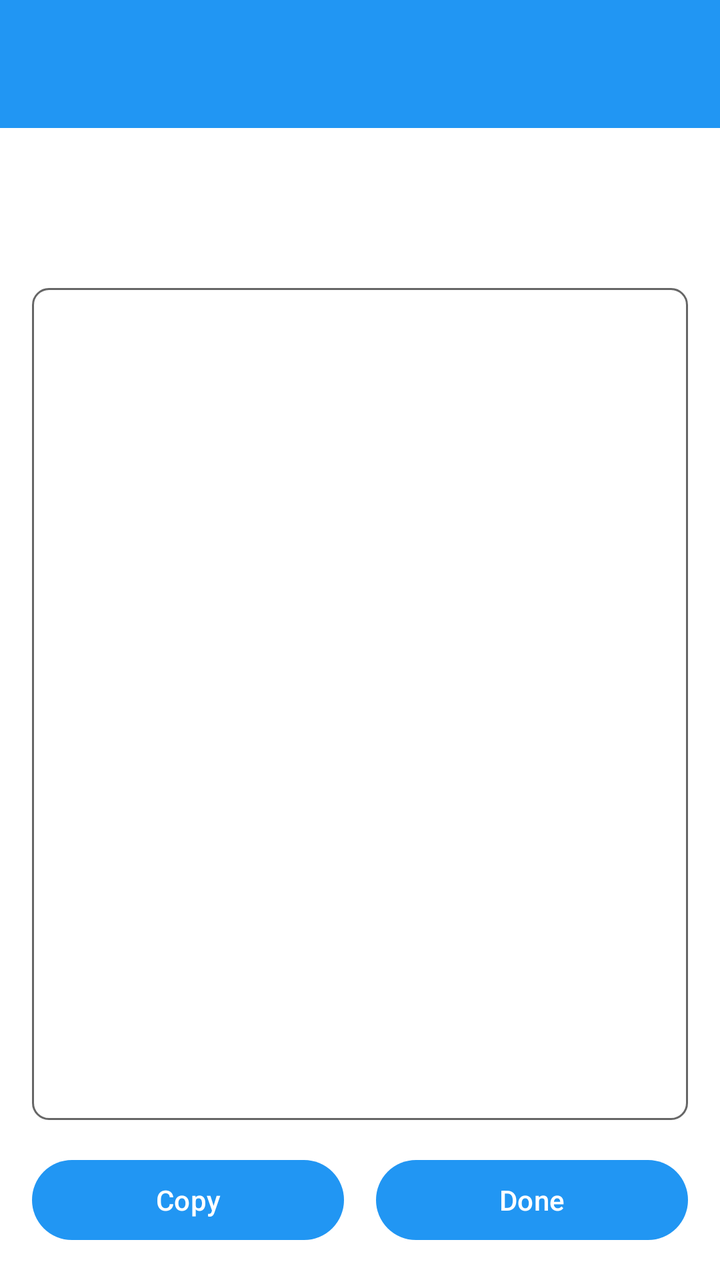
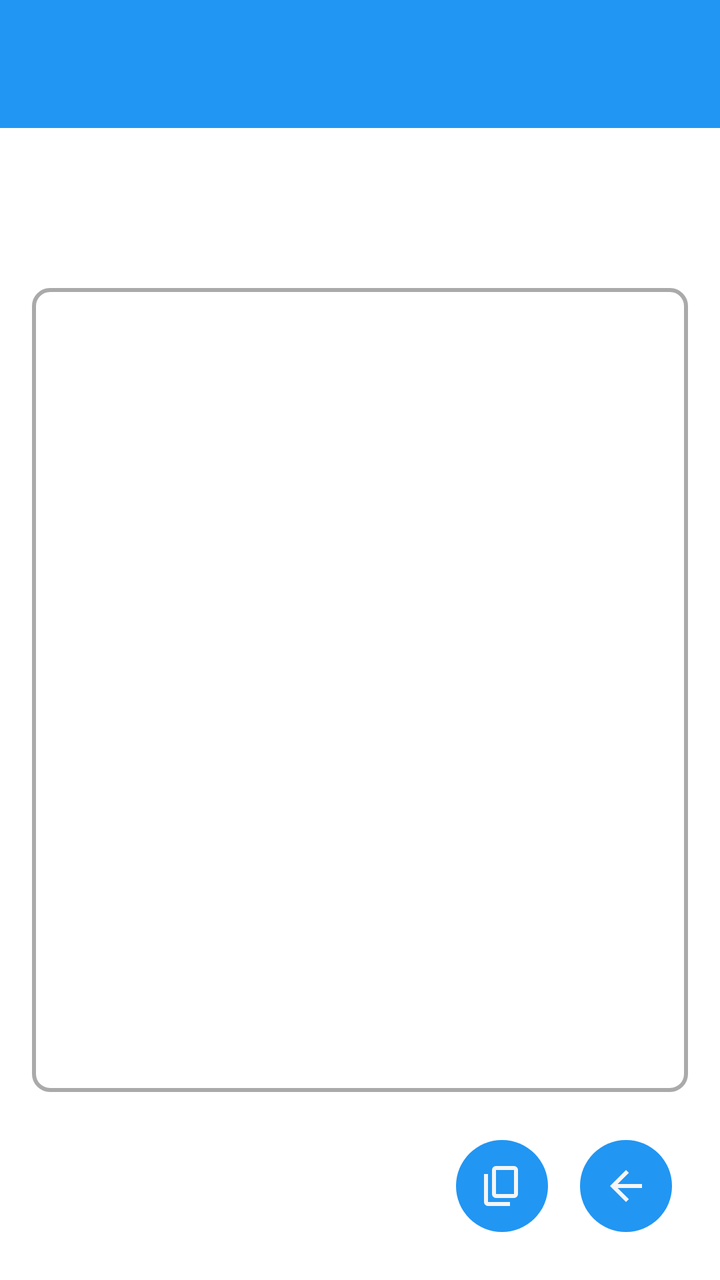

Screens rendered from an Android XML layout before and after an edit, with the pre-edit source and the edit as a unified diff.
<!-- AndroidManifest.xml: application theme Theme.Freer -->
<!-- res/layout/activity_article_display.xml -->
<?xml version="1.0" encoding="utf-8"?>
<LinearLayout xmlns:android="http://schemas.android.com/apk/res/android"
    android:layout_width="match_parent"
    android:layout_height="match_parent"
    android:orientation="vertical">

    <include layout="@layout/common_toolbar" />

    <LinearLayout
        android:layout_width="match_parent"
        android:layout_height="match_parent"
        android:orientation="vertical"
        android:padding="16dp">

        
        <LinearLayout
            android:id="@+id/titleContainer"
            android:layout_width="match_parent"
            android:layout_height="wrap_content"
            android:minHeight="48dp"
            android:gravity="center"
            android:orientation="vertical">

            <TextView
                android:id="@+id/titleTextView"
                android:layout_width="match_parent"
                android:layout_height="wrap_content"
                android:textSize="20sp"
                android:textStyle="bold"
                android:textColor="@color/field_name"
                android:gravity="center"
                android:maxLines="2"
                android:ellipsize="end" />
        </LinearLayout>

        
        <ScrollView
            android:layout_width="match_parent"
            android:layout_height="0dp"
            android:layout_weight="1"
            android:layout_marginTop="16dp"
            android:layout_marginBottom="16dp"
            android:background="@drawable/container_outline">

            <TextView
                android:id="@+id/contentTextView"
                android:layout_width="match_parent"
                android:layout_height="wrap_content"
                android:padding="16dp"
                android:textSize="16sp"
                android:lineSpacingExtra="4dp" />
        </ScrollView>

        
        <LinearLayout
            android:id="@+id/buttonContainer"
            android:layout_width="match_parent"
            android:layout_height="wrap_content"
            android:orientation="horizontal"
            android:gravity="center">

            <Button
                android:id="@+id/copyButton"
                android:layout_width="0dp"
                android:layout_weight="1"
                android:layout_height="wrap_content"
                android:layout_marginEnd="8dp"
                android:text="@string/copy" />

            <Button
                android:id="@+id/doneButton"
                android:layout_width="0dp"
                android:layout_weight="1"
                android:layout_height="wrap_content"
                android:layout_marginStart="8dp"
                android:text="@string/done" />
        </LinearLayout>

    </LinearLayout>
</LinearLayout>
<!-- res/layout/common_toolbar.xml (included above) -->
<?xml version="1.0" encoding="utf-8"?>
<androidx.appcompat.widget.Toolbar xmlns:android="http://schemas.android.com/apk/res/android"
    xmlns:app="http://schemas.android.com/apk/res-auto"
    android:id="@+id/toolbar"
    android:layout_width="match_parent"
    android:layout_height="?attr/actionBarSize"
    android:background="@color/colorAccent"
    android:theme="@style/ThemeOverlay.Freer.Toolbar">

    <LinearLayout
        android:id="@+id/toolbar_fid_container"
        android:layout_width="wrap_content"
        android:layout_height="match_parent"
        android:layout_gravity="end"
        android:orientation="horizontal"
        android:gravity="center_vertical"
        android:paddingEnd="4dp"
        android:paddingStart="16dp"
        android:visibility="gone"
        android:clickable="true"
        android:focusable="true"
        android:background="?android:attr/selectableItemBackground">

        <TextView
            android:id="@+id/toolbar_fid_text"
            android:layout_width="wrap_content"
            android:layout_height="wrap_content"
            android:layout_marginEnd="8dp"
            android:text="FID123456789..."
            android:textColor="@android:color/white"
            android:textSize="14sp"
            android:maxLines="1"
            android:ellipsize="none" />

        <ImageView
            android:id="@+id/toolbar_avatar"
            android:layout_width="42dp"
            android:layout_height="42dp"
            android:background="@color/colorAccent"
            android:scaleType="centerCrop"
            android:contentDescription="@string/avatar" />

    </LinearLayout>

</androidx.appcompat.widget.Toolbar>
<!-- resources referenced by this layout -->
<resources>
  <color name="colorAccent">#2196F3</color>
  <color name="field_name">#7050A0</color>
  <!-- drawable container_outline (drawable) -->
  <?xml version="1.0" encoding="utf-8"?>
  <shape xmlns:android="http://schemas.android.com/apk/res/android"
      android:shape="rectangle">
      <stroke
          android:width="1dp"
          android:color="@color/outline_heavy" />
      <corners android:radius="8dp" />
  </shape>
  <string name="avatar">Avatar</string>
  <string name="copy">Copy</string>
  <string name="done">Done</string>
  <style name="ThemeOverlay.Freer.Toolbar" parent="ThemeOverlay.AppCompat.ActionBar">
          <item name="android:textColorPrimary">@color/main_background</item>
          <item name="android:textColorSecondary">@color/main_background</item>
      </style>
  <style name="Theme.Freer" parent="Base.Theme.Freer" />
  <color name="outline_heavy">#666666</color>
  <color name="main_background">#F5F5F5</color>
  <style name="Base.Theme.Freer" parent="Theme.Material3.DayNight.NoActionBar">
          <item name="colorPrimary">#2196F3</item>
          <item name="colorAccent">#2196F3</item>
          <item name="android:windowBackground">#FFFFFF</item>
          
          <item name="android:windowLayoutInDisplayCutoutMode">shortEdges</item>
          <item name="android:enforceNavigationBarContrast">false</item>
          <item name="android:enforceStatusBarContrast">false</item>
          <item name="android:statusBarColor">@android:color/transparent</item>
          <item name="android:navigationBarColor">@android:color/transparent</item>
          <item name="android:windowLightStatusBar">true</item>
          <item name="android:windowLightNavigationBar">true</item>
      </style>
</resources>

<!-- the commit's change to res/layout/activity_article_display.xml (unified diff, before → after) -->
@@ -57,23 +57,19 @@
             android:layout_width="match_parent"
             android:layout_height="wrap_content"
             android:orientation="horizontal"
-            android:gravity="center">
+            android:gravity="end">
 
-            <Button
+            <ImageButton
                 android:id="@+id/copyButton"
-                android:layout_width="0dp"
-                android:layout_weight="1"
-                android:layout_height="wrap_content"
-                android:layout_marginEnd="8dp"
-                android:text="@string/copy" />
+                style="@style/ImageButtonStyle"
+                android:src="@drawable/ic_copy"
+                android:contentDescription="@string/copy" />
 
-            <Button
-                android:id="@+id/doneButton"
-                android:layout_width="0dp"
-                android:layout_weight="1"
-                android:layout_height="wrap_content"
-                android:layout_marginStart="8dp"
-                android:text="@string/done" />
+            <ImageButton
+                android:id="@+id/back_button"
+                style="@style/ImageButtonStyle"
+                android:src="@drawable/ic_back"
+                android:contentDescription="@string/back" />
         </LinearLayout>
 
     </LinearLayout>
@@ -85,7 +81,7 @@
     android:id="@+id/toolbar"
     android:layout_width="match_parent"
     android:layout_height="?attr/actionBarSize"
-    android:background="@color/colorAccent"
+    android:background="@color/accent"
     android:theme="@style/ThemeOverlay.Freer.Toolbar">
 
     <LinearLayout
@@ -94,30 +90,31 @@
         android:layout_height="match_parent"
         android:layout_gravity="end"
         android:orientation="horizontal"
-        android:gravity="center_vertical"
-        android:paddingEnd="4dp"
-        android:paddingStart="16dp"
+        android:gravity="end|center_vertical"
         android:visibility="gone"
         android:clickable="true"
         android:focusable="true"
+        android:paddingStart="8dp"
+        android:paddingEnd="16dp"
         android:background="?android:attr/selectableItemBackground">
 
         <TextView
             android:id="@+id/toolbar_fid_text"
-            android:layout_width="wrap_content"
+            android:layout_width="130dp"
             android:layout_height="wrap_content"
-            android:layout_marginEnd="8dp"
-            android:text="FID123456789..."
-            android:textColor="@android:color/white"
+            android:textColor="@color/main_background"
+            android:paddingStart="8dp"
+            android:paddingEnd="4dp"
             android:textSize="14sp"
             android:maxLines="1"
-            android:ellipsize="none" />
+            android:gravity="end"
+            android:ellipsize="middle" />
 
         <ImageView
             android:id="@+id/toolbar_avatar"
             android:layout_width="42dp"
             android:layout_height="42dp"
-            android:background="@color/colorAccent"
+            android:background="@color/accent"
             android:scaleType="centerCrop"
             android:contentDescription="@string/avatar" />
 
<!-- resource entries referenced after the edit -->
@@ -1,25 +1,62 @@
 <!-- resources referenced by this layout -->
 <resources>
-  <color name="colorAccent">#2196F3</color>
+  <color name="accent">#2196F3</color>
   <color name="field_name">#7050A0</color>
   <!-- drawable container_outline (drawable) -->
   <?xml version="1.0" encoding="utf-8"?>
   <shape xmlns:android="http://schemas.android.com/apk/res/android"
-      android:shape="rectangle">
+      android:shape="rectangle"
+      >
+      <solid android:color="#00000000" />
       <stroke
-          android:width="1dp"
-          android:color="@color/outline_heavy" />
+          android:width="2dp"
+          android:color="@color/container_outline" />
       <corners android:radius="8dp" />
   </shape>
+  <!-- drawable ic_back (drawable) -->
+  <vector xmlns:android="http://schemas.android.com/apk/res/android"
+      android:width="24dp"
+      android:height="24dp"
+      android:viewportWidth="960"
+      android:viewportHeight="960">
+    <path
+        android:pathData="m313,520 l224,224 -57,56 -320,-320 320,-320 57,56 -224,224h487v80L313,520Z"
+        android:fillColor="@color/main_background"/>
+  </vector>
+  <!-- drawable ic_copy (drawable) -->
+  <vector xmlns:android="http://schemas.android.com/apk/res/android"
+      android:width="24dp"
+      android:height="24dp"
+      android:viewportWidth="960"
+      android:viewportHeight="960">
+    <path
+        android:pathData="M360,720q-33,0 -56.5,-23.5T280,640v-480q0,-33 23.5,-56.5T360,80h360q33,0 56.5,23.5T800,160v480q0,33 -23.5,56.5T720,720L360,720ZM360,640h360v-480L360,160v480ZM200,880q-33,0 -56.5,-23.5T120,800v-560h80v560h440v80L200,880ZM360,640v-480,480Z"
+        android:fillColor="@color/accent"/>
+  </vector>
   <string name="avatar">Avatar</string>
+  <string name="back">Back</string>
   <string name="copy">Copy</string>
-  <string name="done">Done</string>
+  <style name="ImageButtonStyle">
+          <item name="android:layout_width">46dp</item>
+          <item name="android:layout_height">46dp</item>
+          <item name="android:layout_margin">8dp</item>
+          <item name="android:background">@drawable/bg_round_accent</item>
+          <item name="android:tint">@color/main_background</item>
+          <item name="android:scaleType">centerInside</item>
+          <item name="android:padding">8dp</item>
+      </style>
   <style name="ThemeOverlay.Freer.Toolbar" parent="ThemeOverlay.AppCompat.ActionBar">
           <item name="android:textColorPrimary">@color/main_background</item>
           <item name="android:textColorSecondary">@color/main_background</item>
       </style>
   <style name="Theme.Freer" parent="Base.Theme.Freer" />
-  <color name="outline_heavy">#666666</color>
+  <color name="container_outline">#AAAAAA</color>
+  <!-- drawable bg_round_accent (drawable) -->
+  <?xml version="1.0" encoding="utf-8"?>
+  <shape xmlns:android="http://schemas.android.com/apk/res/android"
+      android:shape="oval">
+      <solid android:color="@color/accent" />
+  </shape>
   <color name="main_background">#F5F5F5</color>
   <style name="Base.Theme.Freer" parent="Theme.Material3.DayNight.NoActionBar">
           <item name="colorPrimary">#2196F3</item>
